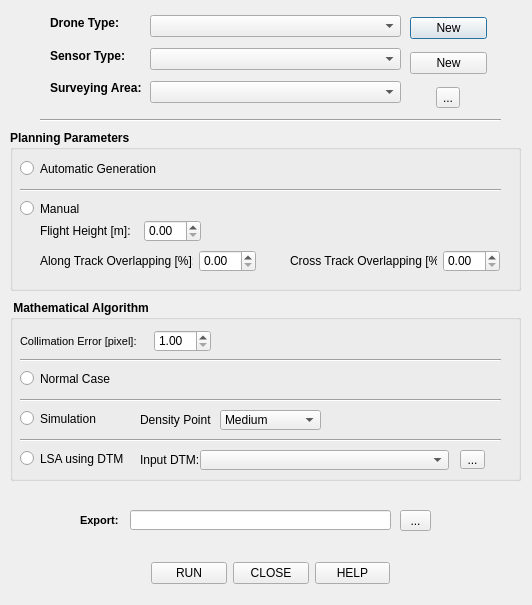
Before: the Qt Designer form PluginFiles/DSP_dialog_base.ui in Marta1Rossi/DSP, drawn with Qt 5.
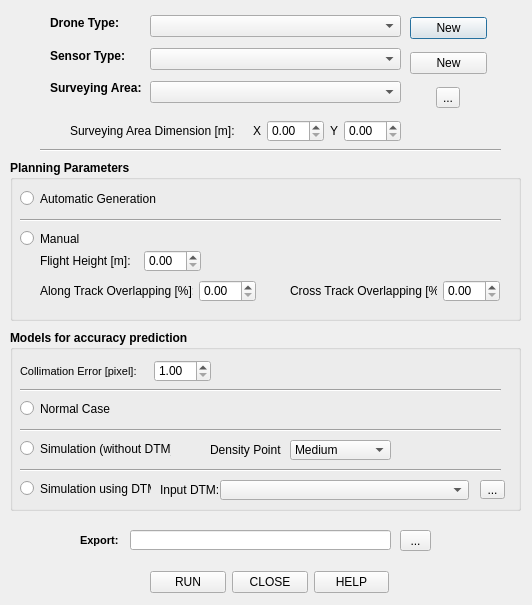
After: the same form once the commit is applied.

```diff
--- a/PluginFiles/DSP_dialog_base.ui
+++ b/PluginFiles/DSP_dialog_base.ui
@@ -20,7 +20,7 @@
    <property name="geometry">
     <rect>
      <x>40</x>
-     <y>110</y>
+     <y>140</y>
      <width>461</width>
      <height>20</height>
     </rect>
@@ -33,7 +33,7 @@
    <property name="geometry">
     <rect>
      <x>10</x>
-     <y>130</y>
+     <y>160</y>
      <width>511</width>
      <height>161</height>
     </rect>
@@ -95,7 +95,7 @@
      <string>Manual</string>
     </property>
    </widget>
-   <widget class="QWidget" name="">
+   <widget class="QWidget" name="layoutWidget">
     <property name="geometry">
      <rect>
       <x>280</x>
@@ -143,7 +143,7 @@
      </item>
     </layout>
    </widget>
-   <widget class="QWidget" name="">
+   <widget class="QWidget" name="layoutWidget">
     <property name="geometry">
      <rect>
       <x>30</x>
@@ -191,7 +191,7 @@
      </item>
     </layout>
    </widget>
-   <widget class="QWidget" name="">
+   <widget class="QWidget" name="layoutWidget">
     <property name="geometry">
      <rect>
       <x>30</x>
@@ -244,7 +244,7 @@
    <property name="geometry">
     <rect>
      <x>10</x>
-     <y>300</y>
+     <y>330</y>
      <width>511</width>
      <height>181</height>
     </rect>
@@ -260,7 +260,7 @@
     <bool>false</bool>
    </property>
    <property name="title">
-    <string> Mathematical Algorithm</string>
+    <string>Models for accuracy prediction</string>
    </property>
    <property name="flat">
     <bool>false</bool>
@@ -296,7 +296,7 @@
     </property>
     <property name="geometry">
      <rect>
-      <x>210</x>
+      <x>280</x>
       <y>110</y>
       <width>101</width>
       <height>20</height>
@@ -327,7 +327,7 @@
    <widget class="QLabel" name="label_9">
     <property name="geometry">
      <rect>
-      <x>130</x>
+      <x>200</x>
       <y>110</y>
       <width>71</width>
       <height>20</height>
@@ -348,7 +348,7 @@
      <rect>
       <x>10</x>
       <y>110</y>
-      <width>101</width>
+      <width>151</width>
       <height>17</height>
      </rect>
     </property>
@@ -359,7 +359,7 @@
      </font>
     </property>
     <property name="text">
-     <string>Simulation</string>
+     <string>Simulation (without DTM)</string>
     </property>
    </widget>
    <widget class="QRadioButton" name="radioButton_5">
@@ -370,7 +370,7 @@
      <rect>
       <x>10</x>
       <y>150</y>
-      <width>121</width>
+      <width>131</width>
       <height>17</height>
      </rect>
     </property>
@@ -381,13 +381,13 @@
      </font>
     </property>
     <property name="text">
-     <string>LSA using DTM</string>
+     <string>Simulation using DTM</string>
     </property>
    </widget>
    <widget class="QToolButton" name="tb_inDTM">
     <property name="geometry">
      <rect>
-      <x>450</x>
+      <x>470</x>
       <y>150</y>
       <width>25</width>
       <height>19</height>
@@ -406,7 +406,7 @@
    <widget class="QComboBox" name="cb_inDTM">
     <property name="geometry">
      <rect>
-      <x>190</x>
+      <x>210</x>
       <y>150</y>
       <width>249</width>
       <height>20</height>
@@ -416,7 +416,7 @@
    <widget class="QLabel" name="label_11">
     <property name="geometry">
      <rect>
-      <x>130</x>
+      <x>150</x>
       <y>150</y>
       <width>61</width>
       <height>20</height>
@@ -471,7 +471,7 @@
      <enum>Qt::Horizontal</enum>
     </property>
    </widget>
-   <widget class="QWidget" name="">
+   <widget class="QWidget" name="layoutWidget">
     <property name="geometry">
      <rect>
       <x>10</x>
@@ -528,7 +528,7 @@
    <property name="geometry">
     <rect>
      <x>80</x>
-     <y>510</y>
+     <y>530</y>
      <width>41</width>
      <height>20</height>
     </rect>
@@ -548,7 +548,7 @@
    <property name="geometry">
     <rect>
      <x>130</x>
-     <y>510</y>
+     <y>530</y>
      <width>261</width>
      <height>20</height>
     </rect>
@@ -558,7 +558,7 @@
    <property name="geometry">
     <rect>
      <x>400</x>
-     <y>510</y>
+     <y>530</y>
      <width>31</width>
      <height>21</height>
     </rect>
@@ -572,7 +572,7 @@
     <rect>
      <x>50</x>
      <y>10</y>
-     <width>92</width>
+     <width>101</width>
      <height>91</height>
     </rect>
    </property>
@@ -688,11 +688,11 @@
     </item>
    </layout>
   </widget>
-  <widget class="QWidget" name="">
+  <widget class="QWidget" name="layoutWidget">
    <property name="geometry">
     <rect>
-     <x>151</x>
-     <y>561</y>
+     <x>150</x>
+     <y>570</y>
      <width>239</width>
      <height>25</height>
     </rect>
@@ -742,6 +742,78 @@
     </item>
    </layout>
   </widget>
+  <widget class="QWidget" name="layoutWidget">
+   <property name="geometry">
+    <rect>
+     <x>70</x>
+     <y>120</y>
+     <width>331</width>
+     <height>22</height>
+    </rect>
+   </property>
+   <layout class="QHBoxLayout" name="horizontalLayout_6">
+    <item>
+     <widget class="QLabel" name="label_13">
+      <property name="font">
+       <font>
+        <weight>50</weight>
+        <bold>false</bold>
+       </font>
+      </property>
+      <property name="text">
+       <string>Surveying Area Dimension [m]:</string>
+      </property>
+     </widget>
+    </item>
+    <item>
+     <spacer name="horizontalSpacer_2">
+      <property name="orientation">
+       <enum>Qt::Horizontal</enum>
+      </property>
+      <property name="sizeHint" stdset="0">
+       <size>
+        <width>40</width>
+        <height>20</height>
+       </size>
+      </property>
+     </spacer>
+    </item>
+    <item>
+     <widget class="QLabel" name="label_7">
+      <property name="font">
+       <font>
+        <weight>50</weight>
+        <bold>false</bold>
+       </font>
+      </property>
+      <property name="text">
+       <string>X</string>
+      </property>
+     </widget>
+    </item>
+    <item>
+     <widget class="QDoubleSpinBox" name="Xdim"/>
+    </item>
+    <item>
+     <widget class="QLabel" name="label_12">
+      <property name="font">
+       <font>
+        <weight>50</weight>
+        <bold>false</bold>
+       </font>
+      </property>
+      <property name="text">
+       <string>Y</string>
+      </property>
+     </widget>
+    </item>
+    <item>
+     <widget class="QDoubleSpinBox" name="Ydim"/>
+    </item>
+   </layout>
+  </widget>
+  <zorder>layoutWidget</zorder>
+  <zorder>layoutWidget</zorder>
   <zorder>layoutWidget</zorder>
   <zorder>layoutWidget</zorder>
   <zorder>layoutWidget</zorder>
```
Left out of the diff: 19 changed lines with no effect on the pictures.
